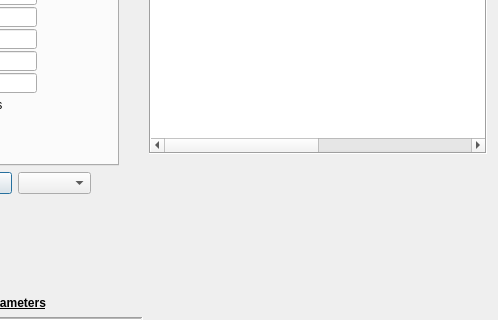
Old version of the form mainwindow.ui in the repository AnthonyA28/Qt-PWCL-main; both pictures show x 119 to 617 and y 122 to 442 of the 617 by 590 pixel window.
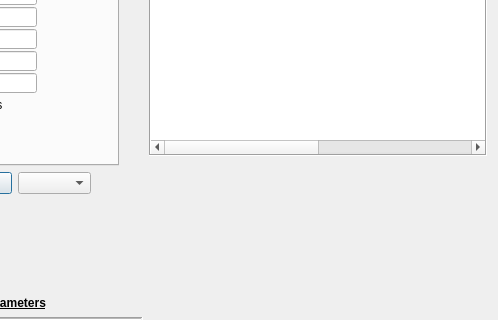
New version of the form. The open tabs and pages were chosen to show the change. Icons and pictures are not drawn. Custom widgets are drawn as their Qt base class.

Commit message: disable user input until we have a VALID connection (correct arduino code)

Diff of the .ui file:
```diff
--- a/mainwindow.ui
+++ b/mainwindow.ui
@@ -281,9 +281,73 @@
       </item>
       <item>
        <widget class="QLabel" name="emergencyMessageLabel">
+        <property name="palette">
+         <palette>
+          <active>
+           <colorrole role="WindowText">
+            <brush brushstyle="SolidPattern">
+             <color alpha="255">
+              <red>255</red>
+              <green>0</green>
+              <blue>0</blue>
+             </color>
+            </brush>
+           </colorrole>
+           <colorrole role="Text">
+            <brush brushstyle="SolidPattern">
+             <color alpha="255">
+              <red>255</red>
+              <green>0</green>
+              <blue>4</blue>
+             </color>
+            </brush>
+           </colorrole>
+          </active>
+          <inactive>
+           <colorrole role="WindowText">
+            <brush brushstyle="SolidPattern">
+             <color alpha="255">
+              <red>255</red>
+              <green>0</green>
+              <blue>0</blue>
+             </color>
+            </brush>
+           </colorrole>
+           <colorrole role="Text">
+            <brush brushstyle="SolidPattern">
+             <color alpha="255">
+              <red>255</red>
+              <green>0</green>
+              <blue>4</blue>
+             </color>
+            </brush>
+           </colorrole>
+          </inactive>
+          <disabled>
+           <colorrole role="WindowText">
+            <brush brushstyle="SolidPattern">
+             <color alpha="255">
+              <red>120</red>
+              <green>120</green>
+              <blue>120</blue>
+             </color>
+            </brush>
+           </colorrole>
+           <colorrole role="Text">
+            <brush brushstyle="SolidPattern">
+             <color alpha="255">
+              <red>120</red>
+              <green>120</green>
+              <blue>120</blue>
+             </color>
+            </brush>
+           </colorrole>
+          </disabled>
+         </palette>
+        </property>
         <property name="font">
          <font>
-          <pointsize>14</pointsize>
+          <pointsize>12</pointsize>
           <weight>75</weight>
           <bold>true</bold>
          </font>
```
Left out of the diff: 8 changed lines with no effect on the pictures. The commit also changes 1 other file.
